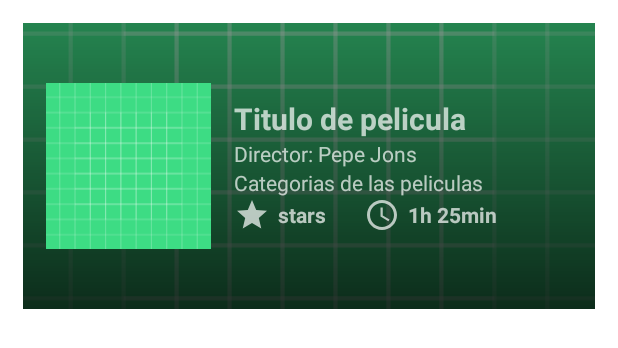
After one commit to Medina1402/Desarrollo-de-Aplicaciones-Moviles, an Android app: the layout fragment_history_item_movie.xml on its own in the app's theme, with its tools: preview values and no code run, on a phone screen of 412 x 824 dp. The commit adds this screen. Shown: the top 348 px of the screen. Run offline under Robolectric (Android 15) with nearby library versions, the phone set to English and light mode, and no system bars.

Commit message:
Section History -> Information Movie DONE

```diff
--- /dev/null
+++ b/CinemaReview/app/src/main/res/drawable/degradado2.xml
@@ -0,0 +1,8 @@
+<?xml version="1.0" encoding="utf-8"?>
+<shape xmlns:android="http://schemas.android.com/apk/res/android">
+    <gradient
+        android:type="linear"
+        android:angle="-90"
+        android:startColor="#66000000"
+        android:endColor="#CC000000" />
+</shape>
--- /dev/null
+++ b/CinemaReview/app/src/main/res/layout/fragment_history_item_movie.xml
@@ -0,0 +1,117 @@
+<?xml version="1.0" encoding="utf-8"?>
+<FrameLayout
+    xmlns:android="http://schemas.android.com/apk/res/android"
+    android:layout_width="match_parent"
+    android:layout_height="wrap_content"
+    android:layout_margin="15sp">
+
+    <ImageView
+        android:scaleType="centerCrop"
+        android:src="@drawable/ic_launcher_background"
+        android:id="@+id/history_movie_banner"
+        android:layout_width="match_parent"
+        android:layout_height="match_parent"/>
+
+    <ImageView
+        android:src="@drawable/degradado2"
+        android:layout_width="match_parent"
+        android:layout_height="match_parent"/>
+
+    <LinearLayout
+        android:layout_width="match_parent"
+        android:layout_height="match_parent"
+        android:layout_margin="15sp"
+        android:orientation="horizontal">
+        <ImageView
+            android:id="@+id/history_movie_cover"
+            android:src="@drawable/ic_launcher_background"
+            android:layout_width="110dp"
+            android:layout_height="160dp"/>
+
+        <LinearLayout
+            android:layout_gravity="center"
+            android:orientation="vertical"
+            android:layout_marginStart="15dp"
+            android:layout_width="0dp"
+            android:layout_weight="1"
+            android:layout_height="wrap_content">
+
+            <TextView
+                android:text="Titulo de pelicula"
+                android:textSize="20sp"
+                android:textStyle="bold"
+                android:id="@+id/history_movie_name"
+                android:layout_width="match_parent"
+                android:layout_height="wrap_content"/>
+
+            <LinearLayout
+                android:layout_width="wrap_content"
+                android:layout_height="wrap_content">
+
+                <TextView
+                    android:text="Director: "
+                    android:layout_width="match_parent"
+                    android:layout_height="wrap_content"/>
+
+                <TextView
+                    android:text="Pepe Jons"
+                    android:id="@+id/history_movie_director"
+                    android:layout_width="match_parent"
+                    android:layout_height="wrap_content"/>
+
+            </LinearLayout>
+
+            <TextView
+                android:text="Categorias de las peliculas"
+                android:id="@+id/history_movie_categories"
+                android:layout_width="match_parent"
+                android:layout_height="wrap_content"/>
+
+
+            <LinearLayout
+                android:orientation="horizontal"
+                android:layout_width="wrap_content"
+                android:layout_height="wrap_content">
+
+                <LinearLayout
+                    android:layout_width="wrap_content"
+                    android:layout_height="wrap_content"
+                    android:gravity="center"
+                    android:orientation="horizontal">
+                    <ImageView
+                        android:layout_width="wrap_content"
+                        android:layout_height="wrap_content"
+                        android:src="@drawable/ic_baseline_star_24"/>
+                    <TextView
+                        android:text="stars"
+                        android:textStyle="bold"
+                        android:paddingHorizontal="5sp"
+                        android:id="@+id/history_movie_stars"
+                        android:layout_width="match_parent"
+                        android:layout_height="wrap_content"/>
+                </LinearLayout>
+
+                <LinearLayout
+                    android:gravity="center"
+                    android:layout_width="wrap_content"
+                    android:layout_height="wrap_content">
+                    <ImageView
+                        android:layout_marginStart="20dp"
+                        android:layout_width="wrap_content"
+                        android:layout_height="wrap_content"
+                        android:src="@drawable/ic_baseline_access_time_24"/>
+                    <TextView
+                        android:text="1h 25min"
+                        android:textStyle="bold"
+                        android:id="@+id/history_movie_duration"
+                        android:paddingHorizontal="5sp"
+                        android:layout_width="match_parent"
+                        android:layout_height="wrap_content"/>
+                </LinearLayout>
+
+            </LinearLayout>
+
+        </LinearLayout>
+    </LinearLayout>
+
+</FrameLayout>
```
Also changed, not shown: CinemaReview/app/src/main/java/com/uabc/amc/cinemareview/components/HistoryFragmentMovie.kt (added, +54 -0 lines), CinemaReview/app/src/main/java/com/uabc/amc/cinemareview/components/MovieAddReviewDialogFragment.kt (+24 -1 lines), CinemaReview/app/src/main/java/com/uabc/amc/cinemareview/components/MovieReviewFragment.kt (+5 -2 lines), CinemaReview/app/src/main/java/com/uabc/amc/cinemareview/pages/MovieDescriptionItem.kt (+14 -1 lines), CinemaReview/app/src/main/java/com/uabc/amc/cinemareview/views/HistoryViewFragment.kt (+51 -2 lines), CinemaReview/app/src/main/res/layout/fragment_history_view.xml (+23 -7 lines).
